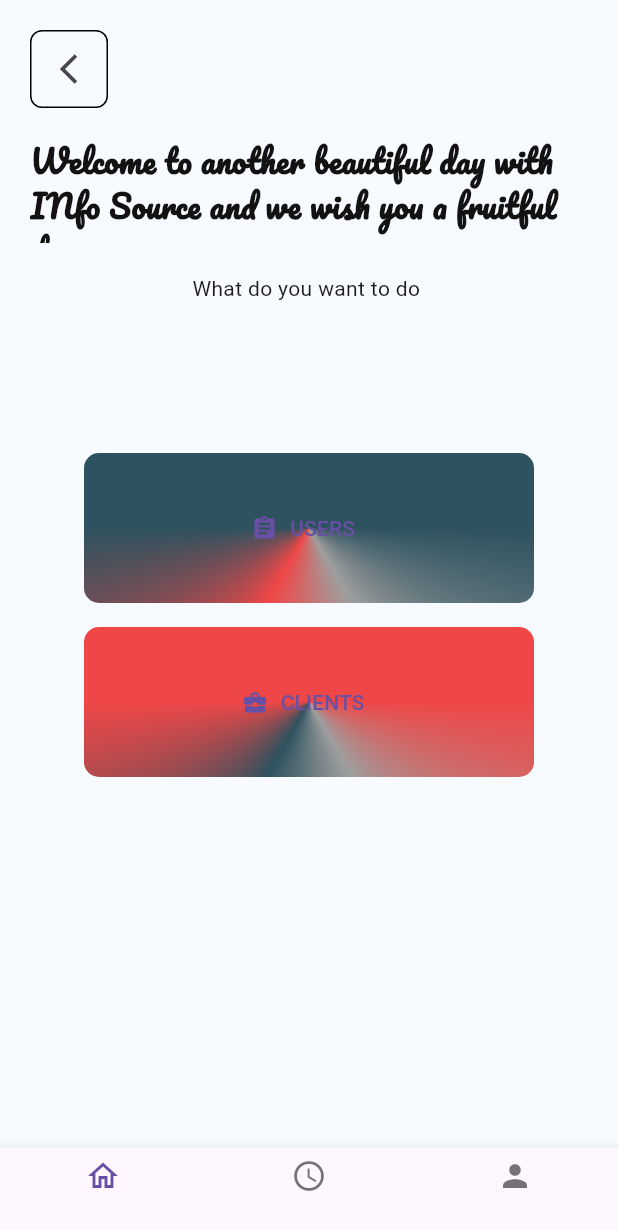
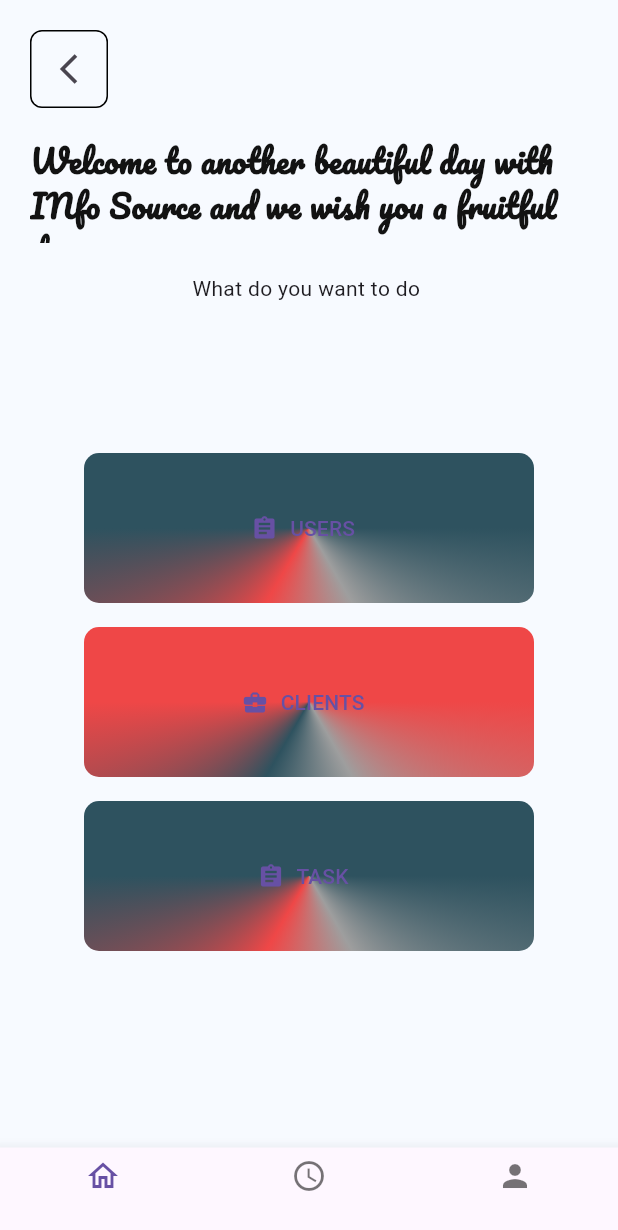
Before and after one commit to Ahmidiz/flutter_issp, a Flutter app: the AdminHomePage screen opened directly, on a phone screen of 412 x 824 dp. Shown: the top 1230 px of the screen. Run offline on Flutter 3.47's test engine with Material 3 defaults, Android fonts, the phone set to English and light mode, and no system bars; our stand-ins replace fluttertoast, google_fonts, image_picker.

Commit message:
adminhomepage

```diff
--- a/lib/admin/admin_hpage.dart
+++ b/lib/admin/admin_hpage.dart
@@ -5,6 +5,7 @@
 import 'package:flutter/material.dart';
 import 'package:google_fonts/google_fonts.dart';
 import 'package:issp_app/admin/users.dart';
+import 'package:issp_app/user/task_form.dart';
 
 class AdminHomePage extends StatelessWidget {
   const AdminHomePage({super.key});
@@ -138,6 +139,36 @@
                               ),
                             ],
                           ),
+                          SizedBox(height: 16.0),
+                          Container(
+                            decoration: BoxDecoration(
+                                borderRadius: BorderRadius.circular(10.0),
+                                gradient: SweepGradient(
+                                  colors: [
+                                    Color.fromARGB(255, 46, 82, 95),
+                                    Colors.grey,
+                                    const Color.fromARGB(255, 239, 71, 71),
+                                    Color.fromARGB(255, 46, 82, 95)
+                                  ],
+                                  center: Alignment.center,
+                                  startAngle: 0.0,
+                                  endAngle: 1 * pi,
+                                )),
+                            child: OutlinedButton.icon(
+                              onPressed: () {
+                                Navigator.push(
+                                    context,
+                                    MaterialPageRoute(
+                                        builder: (context) => TaskFormPage()));
+                              },
+                              icon: Icon(Icons.assignment),
+                              label: Text('TASK'),
+                              style: OutlinedButton.styleFrom(
+                                fixedSize: Size(300.0, 100.0),
+                                side: BorderSide.none, // No outline
+                              ),
+                            ),
+                          ),
                         ],
                       ),
                     ]),
```
